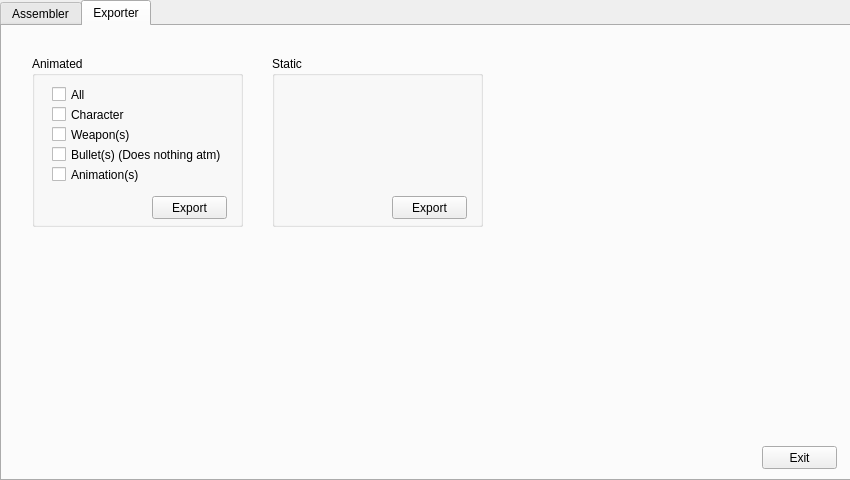
First picture: the form in Gui/Gui/tron3kgui.ui, repository Svegarn/Tron3k_Exporter, before the edit.
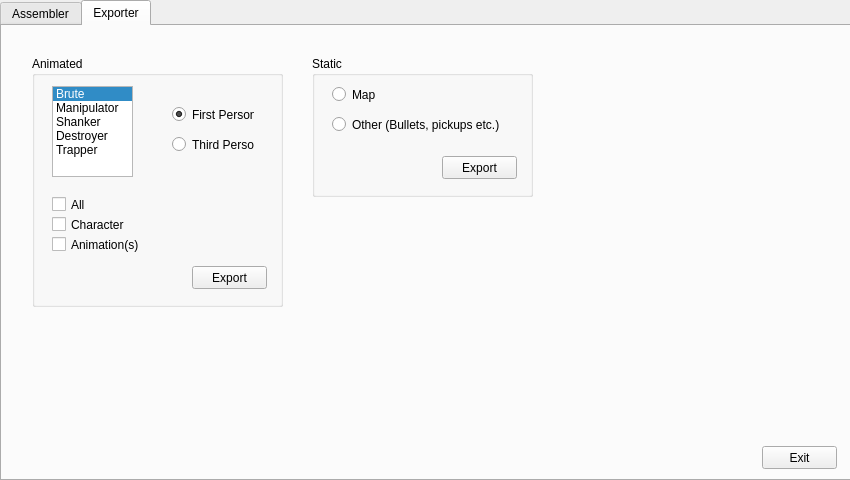
Second picture: the form after the edit.

```diff
--- a/Gui/Gui/tron3kgui.ui
+++ b/Gui/Gui/tron3kgui.ui
@@ -39,31 +39,18 @@
       <rect>
        <x>30</x>
        <y>30</y>
-       <width>211</width>
-       <height>171</height>
+       <width>251</width>
+       <height>251</height>
       </rect>
      </property>
      <property name="title">
       <string>Animated</string>
      </property>
-     <widget class="QCheckBox" name="exportBullet">
-      <property name="geometry">
-       <rect>
-        <x>20</x>
-        <y>90</y>
-        <width>181</width>
-        <height>17</height>
-       </rect>
-      </property>
-      <property name="text">
-       <string>Bullet(s) (Does nothing atm)</string>
-      </property>
-     </widget>
      <widget class="QCheckBox" name="exportAll">
       <property name="geometry">
        <rect>
         <x>20</x>
-        <y>30</y>
+        <y>140</y>
         <width>70</width>
         <height>17</height>
        </rect>
@@ -76,7 +63,7 @@
       <property name="geometry">
        <rect>
         <x>20</x>
-        <y>50</y>
+        <y>160</y>
         <width>111</width>
         <height>17</height>
        </rect>
@@ -89,7 +76,7 @@
       <property name="geometry">
        <rect>
         <x>20</x>
-        <y>110</y>
+        <y>180</y>
         <width>101</width>
         <height>17</height>
        </rect>
@@ -101,8 +88,8 @@
      <widget class="QPushButton" name="buttonExportAnimated">
       <property name="geometry">
        <rect>
-        <x>120</x>
-        <y>140</y>
+        <x>160</x>
+        <y>210</y>
         <width>75</width>
         <height>23</height>
        </rect>
@@ -111,27 +98,93 @@
        <string>Export</string>
       </property>
      </widget>
-     <widget class="QCheckBox" name="exportWeapon">
+     <widget class="QListWidget" name="classList">
       <property name="geometry">
        <rect>
         <x>20</x>
-        <y>70</y>
-        <width>101</width>
+        <y>30</y>
+        <width>81</width>
+        <height>91</height>
+       </rect>
+      </property>
+      <property name="autoScroll">
+       <bool>false</bool>
+      </property>
+      <property name="selectionRectVisible">
+       <bool>true</bool>
+      </property>
+      <property name="currentRow">
+       <number>0</number>
+      </property>
+      <item>
+       <property name="text">
+        <string>Brute</string>
+       </property>
+      </item>
+      <item>
+       <property name="text">
+        <string>Manipulator</string>
+       </property>
+      </item>
+      <item>
+       <property name="text">
+        <string>Shanker</string>
+       </property>
+      </item>
+      <item>
+       <property name="text">
+        <string>Destroyer</string>
+       </property>
+      </item>
+      <item>
+       <property name="text">
+        <string>Trapper</string>
+       </property>
+      </item>
+     </widget>
+     <widget class="QRadioButton" name="exportFirst">
+      <property name="geometry">
+       <rect>
+        <x>140</x>
+        <y>50</y>
+        <width>82</width>
         <height>17</height>
        </rect>
       </property>
       <property name="text">
-       <string>Weapon(s)</string>
+       <string>First Person</string>
       </property>
+      <property name="checked">
+       <bool>true</bool>
+      </property>
+      <attribute name="buttonGroup">
+       <string notr="true">perspectiveGrp</string>
+      </attribute>
+     </widget>
+     <widget class="QRadioButton" name="exportThird">
+      <property name="geometry">
+       <rect>
+        <x>140</x>
+        <y>80</y>
+        <width>82</width>
+        <height>17</height>
+       </rect>
+      </property>
+      <property name="text">
+       <string>Third Person</string>
+      </property>
+      <attribute name="buttonGroup">
+       <string notr="true">perspectiveGrp</string>
+      </attribute>
      </widget>
     </widget>
     <widget class="QGroupBox" name="groupBox_2">
      <property name="geometry">
       <rect>
-       <x>270</x>
+       <x>310</x>
        <y>30</y>
-       <width>211</width>
-       <height>171</height>
+       <width>221</width>
+       <height>141</height>
       </rect>
      </property>
      <property name="title">
@@ -140,8 +193,8 @@
      <widget class="QPushButton" name="buttonExportStatic">
       <property name="geometry">
        <rect>
-        <x>120</x>
-        <y>140</y>
+        <x>130</x>
+        <y>100</y>
         <width>75</width>
         <height>23</height>
        </rect>
@@ -150,6 +203,38 @@
        <string>Export</string>
       </property>
      </widget>
+     <widget class="QRadioButton" name="exportMap">
+      <property name="geometry">
+       <rect>
+        <x>20</x>
+        <y>30</y>
+        <width>82</width>
+        <height>17</height>
+       </rect>
+      </property>
+      <property name="text">
+       <string>Map</string>
+      </property>
+      <attribute name="buttonGroup">
+       <string notr="true">buttonGroup</string>
+      </attribute>
+     </widget>
+     <widget class="QRadioButton" name="exportOther">
+      <property name="geometry">
+       <rect>
+        <x>20</x>
+        <y>60</y>
+        <width>171</width>
+        <height>17</height>
+       </rect>
+      </property>
+      <property name="text">
+       <string>Other (Bullets, pickups etc.)</string>
+      </property>
+      <attribute name="buttonGroup">
+       <string notr="true">buttonGroup</string>
+      </attribute>
+     </widget>
     </widget>
     <widget class="QPushButton" name="buttonExit">
      <property name="geometry">
```
Left out of the diff: 4 changed lines with no effect on the pictures.
